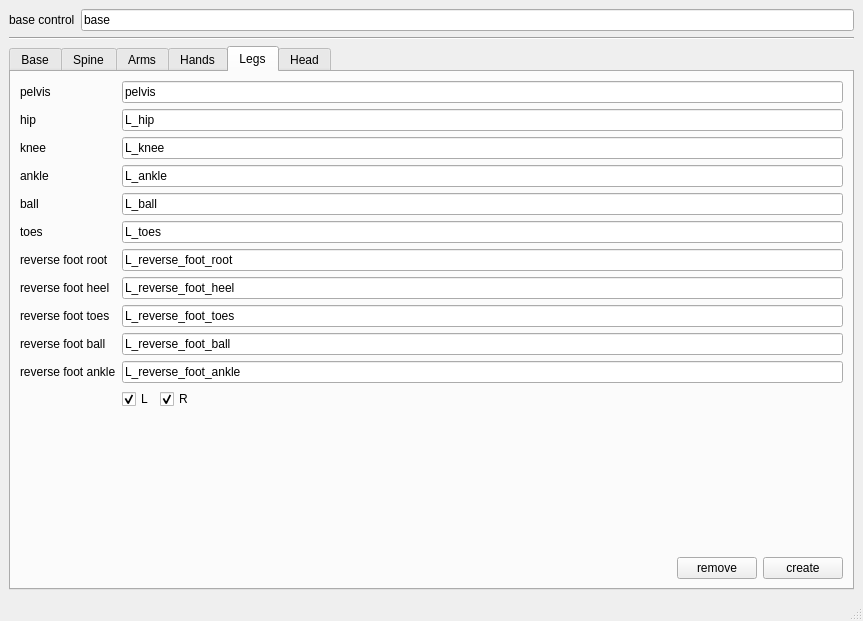
jonathantopf/jt_tools, file scripts/jt_autorig.ui: the form before one commit.
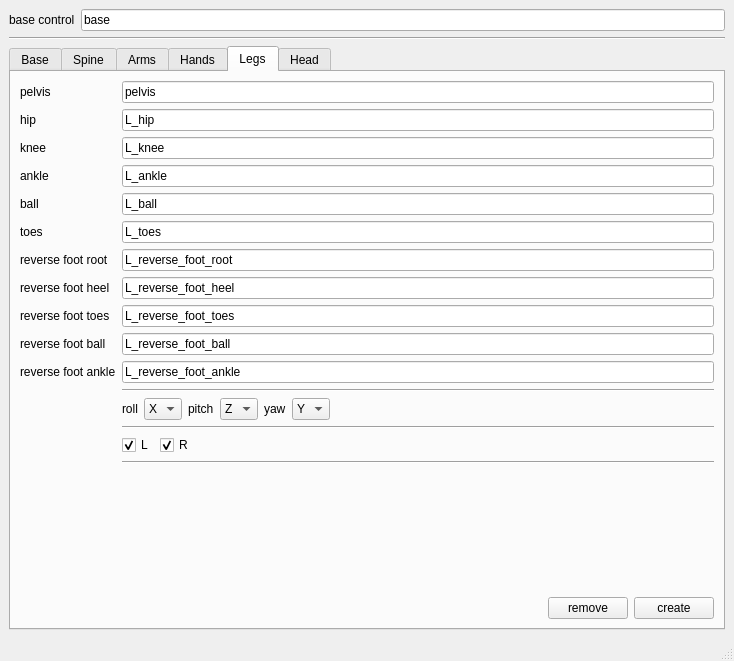
The form after the commit. The open tabs and pages were chosen to show the change.

Commit message: added, rol, pitch and yaw select boxes to the legs section of jt_autorig

```diff
--- a/scripts/jt_autorig.ui
+++ b/scripts/jt_autorig.ui
@@ -6,8 +6,8 @@
    <rect>
     <x>0</x>
     <y>0</y>
-    <width>863</width>
-    <height>621</height>
+    <width>734</width>
+    <height>661</height>
    </rect>
   </property>
   <property name="windowTitle">
@@ -43,7 +43,7 @@
     <item row="3" column="0">
      <widget class="QTabWidget" name="tabWidget">
       <property name="currentIndex">
-       <number>0</number>
+       <number>4</number>
       </property>
       <widget class="QWidget" name="Base">
        <attribute name="title">
@@ -667,21 +667,21 @@
         <string>Legs</string>
        </attribute>
        <layout class="QGridLayout" name="gridLayout_3">
-        <item row="5" column="1">
+        <item row="6" column="1">
          <widget class="QLineEdit" name="jt_autorig_legs_toes_select_text">
           <property name="text">
            <string>L_toes</string>
           </property>
          </widget>
         </item>
-        <item row="7" column="0">
+        <item row="8" column="0">
          <widget class="QLabel" name="label_16">
           <property name="text">
            <string>reverse foot heel</string>
           </property>
          </widget>
         </item>
-        <item row="14" column="1">
+        <item row="18" column="1">
          <layout class="QHBoxLayout" name="horizontalLayout_6">
           <item>
            <spacer name="horizontalSpacer_6">
@@ -718,21 +718,21 @@
           </item>
          </layout>
         </item>
-        <item row="2" column="0">
+        <item row="3" column="0">
          <widget class="QLabel" name="label_12">
           <property name="text">
            <string>knee</string>
           </property>
          </widget>
         </item>
-        <item row="8" column="1">
+        <item row="9" column="1">
          <widget class="QLineEdit" name="jt_autorig_legs_reverse_foot_toes_select_text">
           <property name="text">
            <string>L_reverse_foot_toes</string>
           </property>
          </widget>
         </item>
-        <item row="13" column="1">
+        <item row="17" column="1">
          <spacer name="verticalSpacer_3">
           <property name="orientation">
            <enum>Qt::Vertical</enum>
@@ -745,49 +745,49 @@
           </property>
          </spacer>
         </item>
-        <item row="7" column="1">
+        <item row="8" column="1">
          <widget class="QLineEdit" name="jt_autorig_legs_reverse_foot_heel_select_text">
           <property name="text">
            <string>L_reverse_foot_heel</string>
           </property>
          </widget>
         </item>
-        <item row="10" column="1">
+        <item row="11" column="1">
          <widget class="QLineEdit" name="jt_autorig_legs_reverse_foot_ankle_select_text">
           <property name="text">
            <string>L_reverse_foot_ankle</string>
           </property>
          </widget>
         </item>
-        <item row="5" column="0">
+        <item row="6" column="0">
          <widget class="QLabel" name="label_15">
           <property name="text">
            <string>toes</string>
           </property>
          </widget>
         </item>
-        <item row="9" column="1">
+        <item row="10" column="1">
          <widget class="QLineEdit" name="jt_autorig_legs_reverse_foot_ball_select_text">
           <property name="text">
            <string>L_reverse_foot_ball</string>
           </property>
          </widget>
         </item>
-        <item row="9" column="0">
+        <item row="10" column="0">
          <widget class="QLabel" name="label_18">
           <property name="text">
            <string>reverse foot ball</string>
           </property>
          </widget>
         </item>
-        <item row="1" column="1">
+        <item row="2" column="1">
          <widget class="QLineEdit" name="jt_autorig_legs_hip_select_text">
           <property name="text">
            <string>L_hip</string>
           </property>
          </widget>
         </item>
-        <item row="12" column="1">
+        <item row="15" column="1">
          <layout class="QHBoxLayout" name="horizontalLayout_7">
           <item>
            <widget class="QCheckBox" name="jt_autorig_leg_rig_L">
@@ -824,90 +824,206 @@
           </item>
          </layout>
         </item>
-        <item row="1" column="0">
+        <item row="2" column="0">
          <widget class="QLabel" name="label_11">
           <property name="text">
            <string>hip</string>
           </property>
          </widget>
         </item>
-        <item row="3" column="1">
+        <item row="4" column="1">
          <widget class="QLineEdit" name="jt_autorig_legs_ankle_select_text">
           <property name="text">
            <string>L_ankle</string>
           </property>
          </widget>
         </item>
-        <item row="0" column="1">
+        <item row="1" column="1">
          <widget class="QLineEdit" name="jt_autorig_legs_pelvis_select_text">
           <property name="text">
            <string>pelvis</string>
           </property>
          </widget>
         </item>
-        <item row="4" column="1">
+        <item row="5" column="1">
          <widget class="QLineEdit" name="jt_autorig_legs_ball_select_text">
           <property name="text">
            <string>L_ball</string>
           </property>
          </widget>
         </item>
-        <item row="4" column="0">
+        <item row="5" column="0">
          <widget class="QLabel" name="label_14">
           <property name="text">
            <string>ball</string>
           </property>
          </widget>
         </item>
-        <item row="8" column="0">
+        <item row="9" column="0">
          <widget class="QLabel" name="label_17">
           <property name="text">
            <string>reverse foot toes</string>
           </property>
          </widget>
         </item>
-        <item row="10" column="0">
+        <item row="11" column="0">
          <widget class="QLabel" name="label_19">
           <property name="text">
            <string>reverse foot ankle</string>
           </property>
          </widget>
         </item>
-        <item row="3" column="0">
+        <item row="4" column="0">
          <widget class="QLabel" name="label_13">
           <property name="text">
            <string>ankle</string>
           </property>
          </widget>
         </item>
-        <item row="0" column="0">
+        <item row="1" column="0">
          <widget class="QLabel" name="label_10">
           <property name="text">
            <string>pelvis</string>
           </property>
          </widget>
         </item>
-        <item row="2" column="1">
+        <item row="3" column="1">
          <widget class="QLineEdit" name="jt_autorig_legs_knee_select_text">
           <property name="text">
            <string>L_knee</string>
           </property>
          </widget>
         </item>
-        <item row="6" column="1">
+        <item row="7" column="1">
          <widget class="QLineEdit" name="jt_autorig_legs_reverse_foot_root_select_text">
           <property name="text">
            <string>L_reverse_foot_root</string>
           </property>
          </widget>
         </item>
-        <item row="6" column="0">
+        <item row="7" column="0">
          <widget class="QLabel" name="label_20">
           <property name="text">
            <string>reverse foot root</string>
           </property>
          </widget>
         </item>
+        <item row="13" column="1">
+         <layout class="QHBoxLayout" name="horizontalLayout_4">
+          <item>
+           <widget class="QLabel" name="label_21">
+            <property name="text">
+             <string>roll</string>
+            </property>
+           </widget>
+          </item>
+          <item>
+           <widget class="QComboBox" name="jt_autorig_legs_roll_combo">
+            <item>
+             <property name="text">
+              <string>X</string>
+             </property>
+            </item>
+            <item>
+             <property name="text">
+              <string>Y</string>
+             </property>
+            </item>
+            <item>
+             <property name="text">
+              <string>Z</string>
+             </property>
+            </item>
+           </widget>
+          </item>
+          <item>
+           <widget class="QLabel" name="label_4">
+            <property name="text">
+             <string>pitch</string>
+            </property>
+           </widget>
+          </item>
+          <item>
+           <widget class="QComboBox" name="jt_autorig_legs_pitch_combo">
+            <item>
+             <property name="text">
+              <string>Z</string>
+             </property>
+            </item>
+            <item>
+             <property name="text">
+              <string>X</string>
+             </property>
+            </item>
+            <item>
+             <property name="text">
+              <string>Y</string>
+             </property>
+            </item>
+           </widget>
+          </item>
+          <item>
+           <widget class="QLabel" name="label_3">
+            <property name="text">
+             <string>yaw</string>
+            </property>
+           </widget>
+          </item>
+          <item>
+           <widget class="QComboBox" name="jt_autorig_legs_yaw_combo">
+            <item>
+             <property name="text">
+              <string>Y</string>
+             </property>
+            </item>
+            <item>
+             <property name="text">
+              <string>X</string>
+             </property>
+            </item>
+            <item>
+             <property name="text">
+              <string>Z</string>
+             </property>
+            </item>
+           </widget>
+          </item>
+          <item>
+           <spacer name="horizontalSpacer_4">
+            <property name="orientation">
+             <enum>Qt::Horizontal</enum>
+            </property>
+            <property name="sizeHint" stdset="0">
+             <size>
+              <width>40</width>
+              <height>20</height>
+             </size>
+            </property>
+           </spacer>
+          </item>
+         </layout>
+        </item>
+        <item row="12" column="1">
+         <widget class="Line" name="line_2">
+          <property name="orientation">
+           <enum>Qt::Horizontal</enum>
+          </property>
+         </widget>
+        </item>
+        <item row="14" column="1">
+         <widget class="Line" name="line_3">
+          <property name="orientation">
+           <enum>Qt::Horizontal</enum>
+          </property>
+         </widget>
+        </item>
+        <item row="16" column="1">
+         <widget class="Line" name="line_4">
+          <property name="orientation">
+           <enum>Qt::Horizontal</enum>
+          </property>
+         </widget>
+        </item>
        </layout>
       </widget>
       <widget class="QWidget" name="Head">
```
